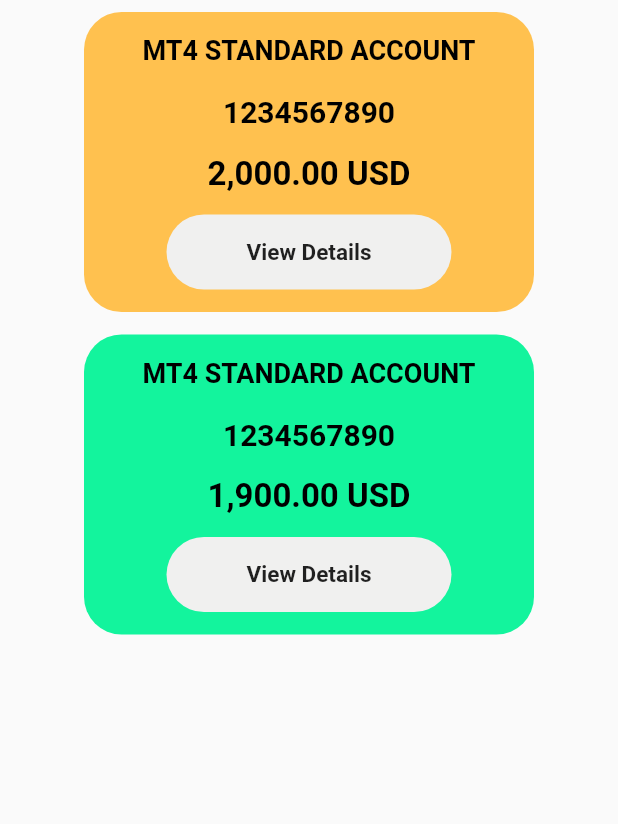
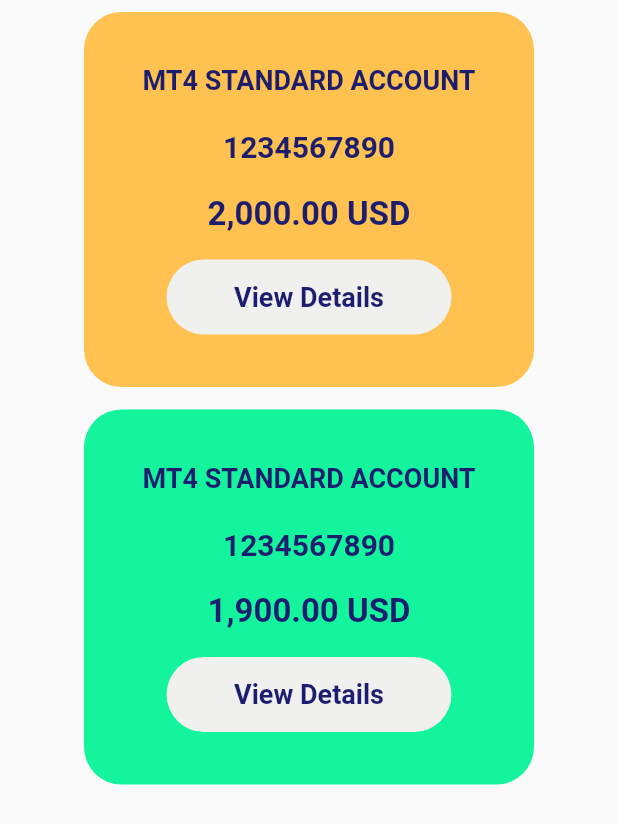
Before and after one commit to poramatw/flutter_practice, a Flutter app: the screen it shows after launch, on a phone screen of 412 x 824 dp. Shown: the top 824 px of the screen. Run offline on Flutter 3.47's test engine with Material 2 defaults, Android fonts, the phone set to English and light mode, and no system bars.

Commit message:
edit font color

```diff
--- a/lib/containerView.dart
+++ b/lib/containerView.dart
@@ -13,10 +13,10 @@ class ContainView extends StatelessWidget {
   @override
   Widget build(BuildContext context) {
     return Container(
-      padding: const EdgeInsets.all(15.0),
+      padding: const EdgeInsets.all(35.0),
       decoration:
           BoxDecoration(color: color, borderRadius: BorderRadius.circular(25)),
-      height: 200,
+      height: 250,
       width: 300,
       child: Column(
         crossAxisAlignment: CrossAxisAlignment.center,
@@ -27,7 +27,7 @@ class ContainView extends StatelessWidget {
               style: const TextStyle(
                   fontSize: 18,
                   fontWeight: FontWeight.bold,
-                  color: Colors.black),
+                  color: Color.fromRGBO(29, 29, 111, 1)),
             ),
           ),
           Expanded(
@@ -36,7 +36,7 @@ class ContainView extends StatelessWidget {
               style: const TextStyle(
                   fontSize: 20,
                   fontWeight: FontWeight.bold,
-                  color: Colors.black),
+                  color: Color.fromRGBO(29, 29, 111, 1)),
             ),
           ),
           Expanded(
@@ -45,7 +45,7 @@ class ContainView extends StatelessWidget {
               style: const TextStyle(
                   fontSize: 22,
                   fontWeight: FontWeight.bold,
-                  color: Colors.black),
+                  color: Color.fromRGBO(29, 29, 111, 1)),
             ),
           ),
           Container(
@@ -60,7 +60,10 @@ class ContainView extends StatelessWidget {
               children: [
                 const Text(
                   "View Details",
-                  style: TextStyle(fontWeight: FontWeight.bold, fontSize: 15),
+                  style: TextStyle(
+                      fontWeight: FontWeight.bold,
+                      fontSize: 18,
+                      color: Color.fromRGBO(29, 29, 111, 1)),
                 ),
               ],
             ),
```
